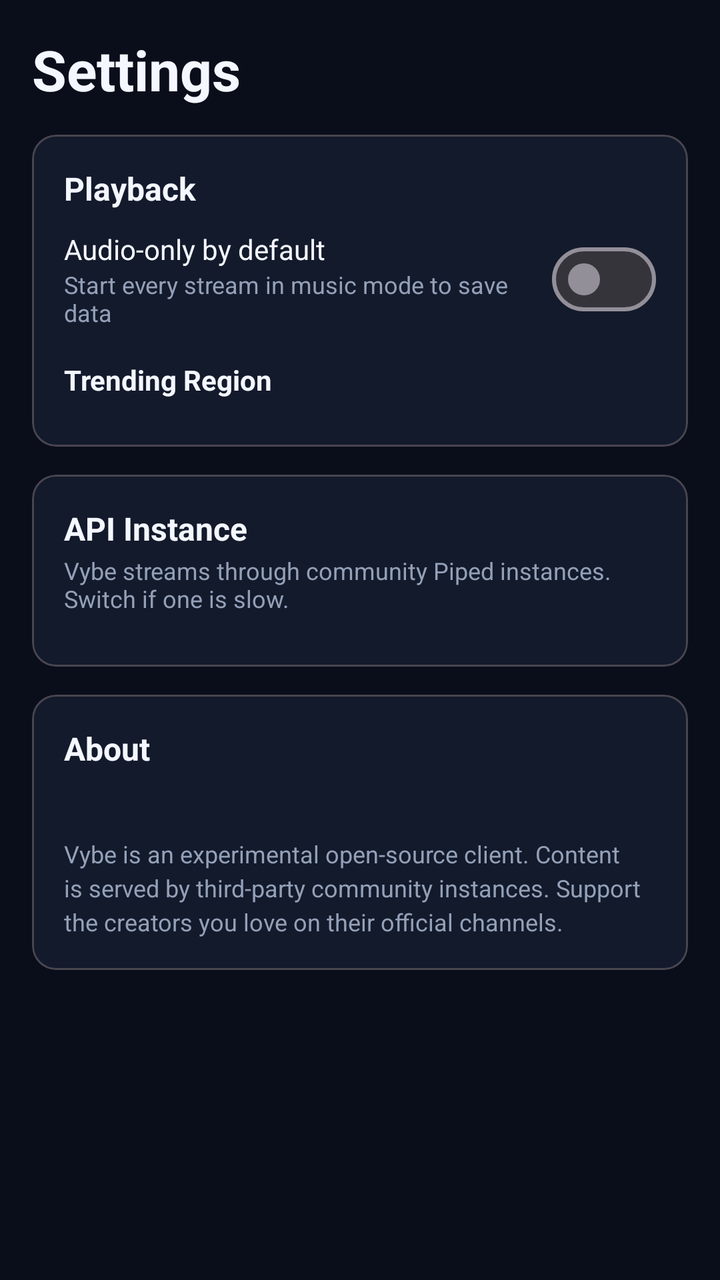
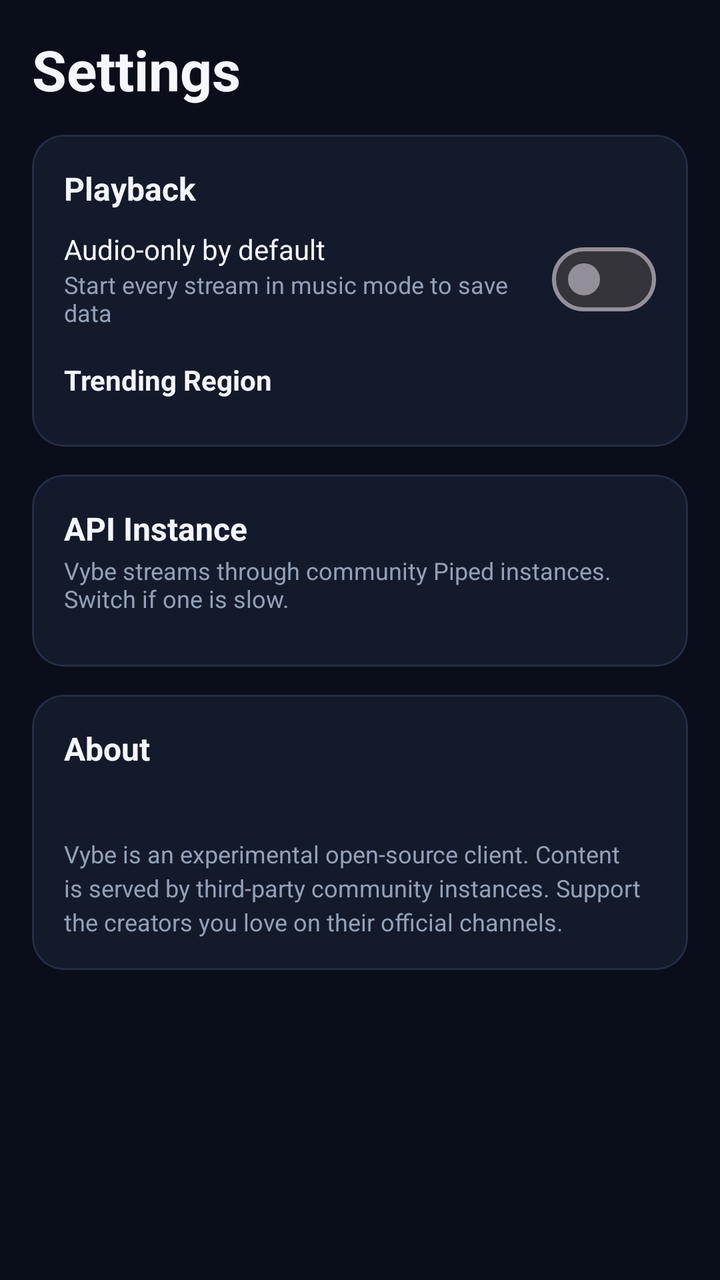

Screens rendered from an Android XML layout before and after an edit, with the pre-edit source and the edit as a unified diff.
<!-- AndroidManifest.xml: application theme Theme.Vybe -->
<!-- res/layout/fragment_settings.xml -->
<?xml version="1.0" encoding="utf-8"?>
<ScrollView xmlns:android="http://schemas.android.com/apk/res/android"
    android:layout_width="match_parent"
    android:layout_height="match_parent"
    android:background="@color/bg"
    android:scrollbars="none">

    <LinearLayout
        android:layout_width="match_parent"
        android:layout_height="wrap_content"
        android:orientation="vertical"
        android:padding="16dp">

        <TextView
            android:layout_width="wrap_content"
            android:layout_height="wrap_content"
            android:layout_marginBottom="14dp"
            android:text="@string/nav_settings"
            android:textColor="@color/text"
            android:textSize="28sp"
            android:textStyle="bold" />

        <com.google.android.material.card.MaterialCardView
            android:layout_width="match_parent"
            android:layout_height="wrap_content"
            app:cardBackgroundColor="@color/surface"
            app:cardCornerRadius="16dp"
            app:cardElevation="0dp"
            app:strokeColor="@color/border"
            app:strokeWidth="1dp"
            xmlns:app="http://schemas.android.com/apk/res/auto">

            <LinearLayout
                android:layout_width="match_parent"
                android:layout_height="wrap_content"
                android:orientation="vertical"
                android:padding="16dp">

                <TextView
                    android:layout_width="wrap_content"
                    android:layout_height="wrap_content"
                    android:text="@string/settings_playback"
                    android:textColor="@color/text"
                    android:textSize="16sp"
                    android:textStyle="bold" />

                <LinearLayout
                    android:layout_width="match_parent"
                    android:layout_height="wrap_content"
                    android:orientation="horizontal"
                    android:layout_marginTop="10dp"
                    android:gravity="center_vertical">

                    <LinearLayout
                        android:layout_width="0dp"
                        android:layout_height="wrap_content"
                        android:layout_weight="1"
                        android:orientation="vertical">

                        <TextView
                            android:layout_width="wrap_content"
                            android:layout_height="wrap_content"
                            android:text="@string/audio_only_default"
                            android:textColor="@color/text"
                            android:textSize="14sp" />

                        <TextView
                            android:layout_width="wrap_content"
                            android:layout_height="wrap_content"
                            android:text="@string/audio_only_sub"
                            android:textColor="@color/text_muted"
                            android:textSize="12sp" />
                    </LinearLayout>

                    <com.google.android.material.materialswitch.MaterialSwitch
                        android:id="@+id/audio_switch"
                        android:layout_width="wrap_content"
                        android:layout_height="wrap_content" />
                </LinearLayout>

                <TextView
                    android:layout_width="wrap_content"
                    android:layout_height="wrap_content"
                    android:layout_marginTop="16dp"
                    android:text="@string/settings_region"
                    android:textColor="@color/text"
                    android:textSize="14sp"
                    android:textStyle="bold" />

                <HorizontalScrollView
                    android:layout_width="match_parent"
                    android:layout_height="wrap_content"
                    android:scrollbars="none"
                    android:layout_marginTop="8dp">

                    <com.google.android.material.chip.ChipGroup
                        android:id="@+id/region_chips"
                        android:layout_width="wrap_content"
                        android:layout_height="wrap_content"
                        app:singleSelection="true"
                        app:selectionRequired="true"
                        app:chipSpacingHorizontal="8dp"
                        xmlns:app="http://schemas.android.com/apk/res/auto" />
                </HorizontalScrollView>
            </LinearLayout>
        </com.google.android.material.card.MaterialCardView>

        <com.google.android.material.card.MaterialCardView
            android:layout_width="match_parent"
            android:layout_height="wrap_content"
            android:layout_marginTop="14dp"
            app:cardBackgroundColor="@color/surface"
            app:cardCornerRadius="16dp"
            app:cardElevation="0dp"
            app:strokeColor="@color/border"
            app:strokeWidth="1dp"
            xmlns:app="http://schemas.android.com/apk/res/auto">

            <LinearLayout
                android:layout_width="match_parent"
                android:layout_height="wrap_content"
                android:orientation="vertical"
                android:padding="16dp">

                <TextView
                    android:layout_width="wrap_content"
                    android:layout_height="wrap_content"
                    android:text="@string/settings_instance"
                    android:textColor="@color/text"
                    android:textSize="16sp"
                    android:textStyle="bold" />

                <TextView
                    android:layout_width="wrap_content"
                    android:layout_height="wrap_content"
                    android:layout_marginTop="2dp"
                    android:text="@string/settings_instance_sub"
                    android:textColor="@color/text_muted"
                    android:textSize="12sp" />

                <RadioGroup
                    android:id="@+id/instance_group"
                    android:layout_width="match_parent"
                    android:layout_height="wrap_content"
                    android:layout_marginTop="10dp" />
            </LinearLayout>
        </com.google.android.material.card.MaterialCardView>

        <com.google.android.material.card.MaterialCardView
            android:layout_width="match_parent"
            android:layout_height="wrap_content"
            android:layout_marginTop="14dp"
            app:cardBackgroundColor="@color/surface"
            app:cardCornerRadius="16dp"
            app:cardElevation="0dp"
            app:strokeColor="@color/border"
            app:strokeWidth="1dp"
            xmlns:app="http://schemas.android.com/apk/res/auto">

            <LinearLayout
                android:layout_width="match_parent"
                android:layout_height="wrap_content"
                android:orientation="vertical"
                android:padding="16dp">

                <TextView
                    android:layout_width="wrap_content"
                    android:layout_height="wrap_content"
                    android:text="@string/settings_about"
                    android:textColor="@color/text"
                    android:textSize="16sp"
                    android:textStyle="bold" />

                <TextView
                    android:id="@+id/version_tv"
                    android:layout_width="wrap_content"
                    android:layout_height="wrap_content"
                    android:layout_marginTop="6dp"
                    android:textColor="@color/text_muted"
                    android:textSize="13sp" />

                <TextView
                    android:layout_width="wrap_content"
                    android:layout_height="wrap_content"
                    android:layout_marginTop="10dp"
                    android:text="@string/disclaimer"
                    android:textColor="@color/text_muted"
                    android:textSize="12sp"
                    android:lineSpacingExtra="3dp" />
            </LinearLayout>
        </com.google.android.material.card.MaterialCardView>
    </LinearLayout>
</ScrollView>
<!-- resources referenced by this layout -->
<resources>
  <color name="bg">#0A0E1A</color>
  <color name="border">#232D45</color>
  <color name="surface">#131A2B</color>
  <color name="text">#F4F7FF</color>
  <color name="text_muted">#93A0B8</color>
  <string name="audio_only_default">Audio-only by default</string>
  <string name="audio_only_sub">Start every stream in music mode to save data</string>
  <string name="disclaimer">Vybe is an experimental open-source client. Content is served by third-party community instances. Support the creators you love on their official channels.</string>
  <string name="nav_settings">Settings</string>
  <string name="settings_about">About</string>
  <string name="settings_instance">API Instance</string>
  <string name="settings_instance_sub">Vybe streams through community Piped instances. Switch if one is slow.</string>
  <string name="settings_playback">Playback</string>
  <string name="settings_region">Trending Region</string>
  <style name="Theme.Vybe" parent="Theme.Material3.Dark.NoActionBar">
          <item name="colorPrimary">@color/accent</item>
          <item name="colorOnPrimary">@color/text</item>
          <item name="colorSecondary">@color/accent2</item>
          <item name="colorOnSecondary">@color/bg</item>
          <item name="colorSurface">@color/surface</item>
          <item name="colorOnSurface">@color/text</item>
          <item name="android:colorBackground">@color/bg</item>
          <item name="android:windowBackground">@color/bg</item>
          <item name="android:statusBarColor">@color/bg</item>
          <item name="android:navigationBarColor">@color/bg</item>
          <item name="colorControlActivated">@color/accent</item>
      </style>
  <color name="accent">#7C4DFF</color>
  <color name="accent2">#00E5FF</color>
</resources>

<!-- the commit's change to res/layout/fragment_settings.xml (unified diff, before → after) -->
@@ -28,7 +28,7 @@
             app:cardElevation="0dp"
             app:strokeColor="@color/border"
             app:strokeWidth="1dp"
-            xmlns:app="http://schemas.android.com/apk/res/auto">
+            xmlns:app="http://schemas.android.com/apk/res-auto">
 
             <LinearLayout
                 android:layout_width="match_parent"
@@ -100,7 +100,7 @@
                         app:singleSelection="true"
                         app:selectionRequired="true"
                         app:chipSpacingHorizontal="8dp"
-                        xmlns:app="http://schemas.android.com/apk/res/auto" />
+                        xmlns:app="http://schemas.android.com/apk/res-auto" />
                 </HorizontalScrollView>
             </LinearLayout>
         </com.google.android.material.card.MaterialCardView>
@@ -114,7 +114,7 @@
             app:cardElevation="0dp"
             app:strokeColor="@color/border"
             app:strokeWidth="1dp"
-            xmlns:app="http://schemas.android.com/apk/res/auto">
+            xmlns:app="http://schemas.android.com/apk/res-auto">
 
             <LinearLayout
                 android:layout_width="match_parent"
@@ -155,7 +155,7 @@
             app:cardElevation="0dp"
             app:strokeColor="@color/border"
             app:strokeWidth="1dp"
-            xmlns:app="http://schemas.android.com/apk/res/auto">
+            xmlns:app="http://schemas.android.com/apk/res-auto">
 
             <LinearLayout
                 android:layout_width="match_parent"
